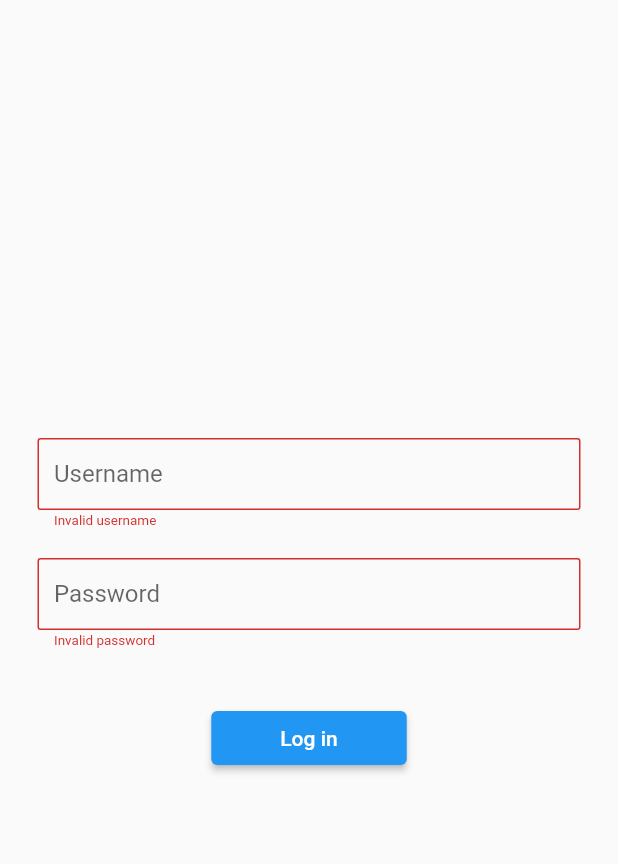
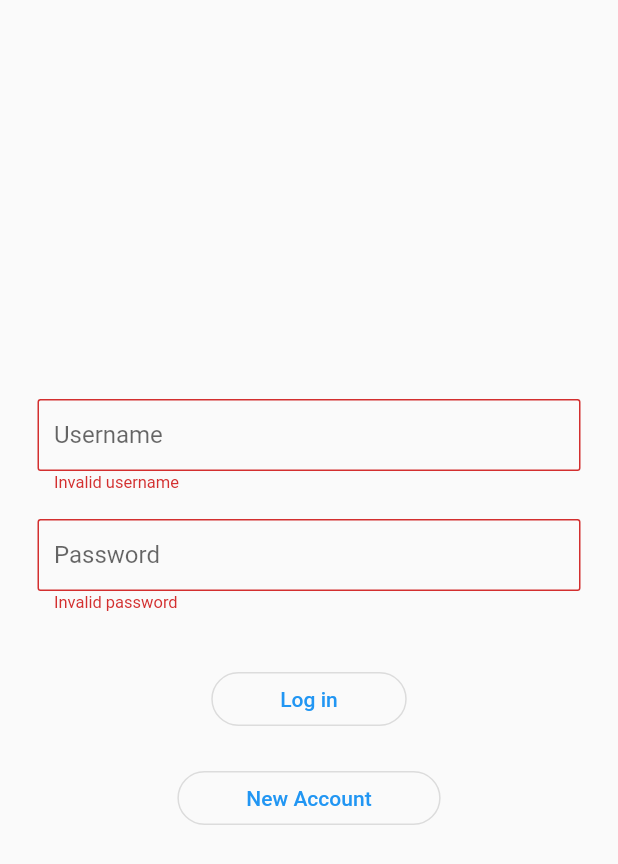
Before and after one commit to maotterson/flutter_widget_playground, a Flutter app: the screen it shows after launch, after a tap on "Log in", on a phone screen of 412 x 824 dp. Shown: the top 864 px of the screen. Run offline on Flutter 3.47's test engine with Material 2 defaults, Android fonts, the phone set to English and light mode, and no system bars.

Commit message:
add more validation for inputs and register button

```diff
--- a/lib/widgets/login/login_view.dart
+++ b/lib/widgets/login/login_view.dart
@@ -20,6 +20,13 @@ class _LoginViewState extends State<LoginView> {
       if (value == null || value.isEmpty) {
         return 'Invalid username';
       }
+      if (value.length < 6) {
+        return 'Username must be at least 6 characters.';
+      }
+      if (value.length > 20) {
+        return 'Username must be no more than 20 characters.';
+      }
+
       return null;
     }
 
@@ -27,6 +34,13 @@ class _LoginViewState extends State<LoginView> {
       if (value == null || value.isEmpty) {
         return 'Invalid password';
       }
+      if (value.length < 6) {
+        return 'Password must be at least 6 characters.';
+      }
+      if (value.length > 20) {
+        return 'Password must be no more than 20 characters.';
+      }
+
       return null;
     }
 
@@ -44,7 +58,7 @@ class _LoginViewState extends State<LoginView> {
                   decoration: InputDecoration(
                       contentPadding: const EdgeInsets.only(
                           left: 11, right: 3, top: 14, bottom: 14),
-                      errorStyle: const TextStyle(fontSize: 9, height: 0.3),
+                      errorStyle: const TextStyle(fontSize: 11, height: 0.3),
                       border: inputBorder,
                       labelText: 'Username')),
             ),
@@ -58,21 +72,43 @@ class _LoginViewState extends State<LoginView> {
                   decoration: InputDecoration(
                       contentPadding: const EdgeInsets.only(
                           left: 11, right: 3, top: 14, bottom: 14),
-                      errorStyle: const TextStyle(fontSize: 9, height: 0.3),
+                      errorStyle: const TextStyle(fontSize: 11, height: 0.3),
                       border: inputBorder,
                       labelText: 'Password')),
             ),
             Padding(
               padding: const EdgeInsets.symmetric(vertical: 16.0),
-              child: ElevatedButton(
+              child: OutlinedButton(
+                style: ButtonStyle(
+                    shape: MaterialStateProperty.all<RoundedRectangleBorder>(
+                        RoundedRectangleBorder(
+                            borderRadius: BorderRadius.circular(18.0)))),
                 onPressed: () {
                   if (_formKey.currentState!.validate()) {
                     // todo
-                  }
+                  } else {}
                 },
                 child: const Padding(
                   padding: EdgeInsets.fromLTRB(30, 10, 30, 10),
                   child: Text('Log in'),
+                ),
+              ),
+            ),
+            Padding(
+              padding: const EdgeInsets.symmetric(vertical: 2),
+              child: OutlinedButton(
+                style: ButtonStyle(
+                    shape: MaterialStateProperty.all<RoundedRectangleBorder>(
+                        RoundedRectangleBorder(
+                            borderRadius: BorderRadius.circular(18.0)))),
+                onPressed: () {
+                  if (_formKey.currentState!.validate()) {
+                    // todo
+                  } else {}
+                },
+                child: const Padding(
+                  padding: EdgeInsets.fromLTRB(30, 10, 30, 10),
+                  child: Text('New Account'),
                 ),
               ),
             ),
```
